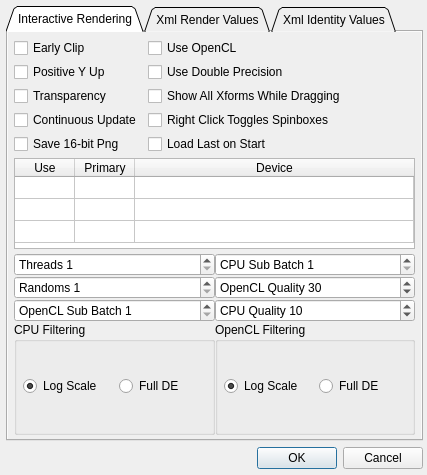
Old version of the form Source/Fractorium/OptionsDialog.ui in the repository typpos/fractorium.
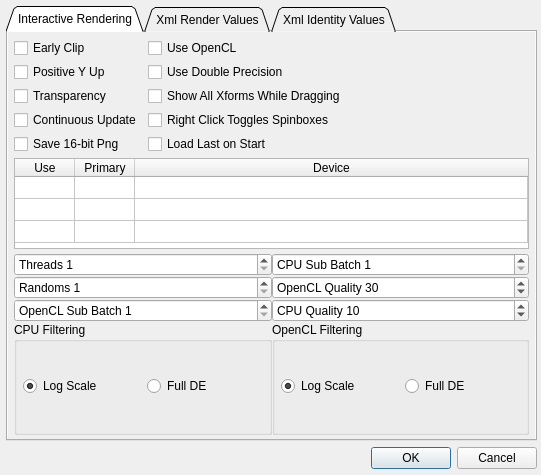
New version of the form. Custom widgets are drawn as their Qt base class.

Diff of the .ui file:
```diff
--- a/Source/Fractorium/OptionsDialog.ui
+++ b/Source/Fractorium/OptionsDialog.ui
@@ -6,7 +6,7 @@
    <rect>
     <x>0</x>
     <y>0</y>
-    <width>427</width>
+    <width>541</width>
     <height>475</height>
    </rect>
   </property>
```
